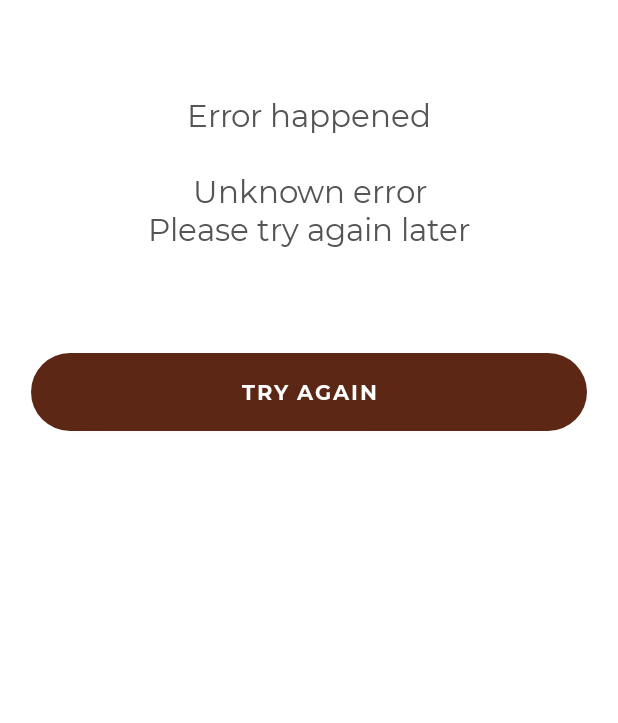
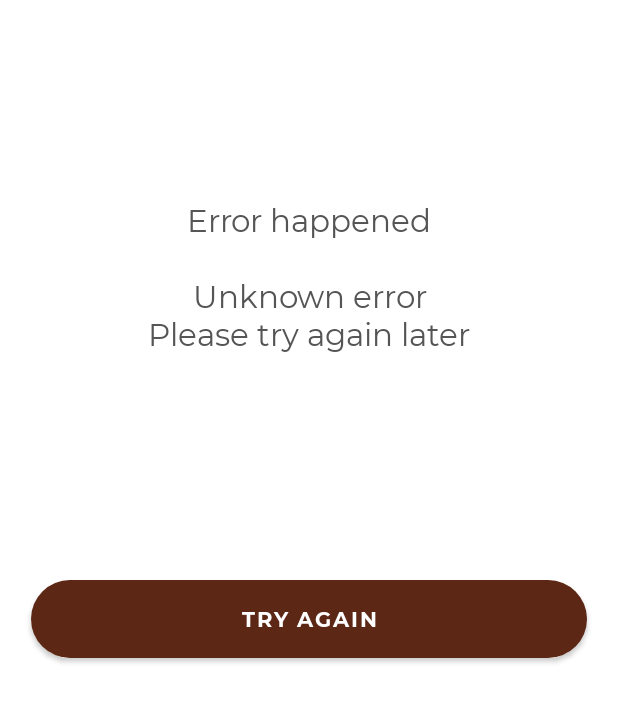
Before and after one commit to AlexSkvor/Lacker, an Android app: the layout view_placeholder_error.xml on its own in the app's theme, with its tools: preview values and no code run, on a phone screen of 412 x 824 dp, the part 475-1198 px from its top. Run offline under Robolectric (Android 15) with nearby library versions, the phone set to English and light mode, and no system bars.

Commit message:
Fix view_placeholder_error layout too long errors text

```diff
--- a/app/src/main/res/layout/view_placeholder_error.xml
+++ b/app/src/main/res/layout/view_placeholder_error.xml
@@ -22,11 +22,14 @@
         android:id="@+id/errorMessageText"
         style="@style/Text.Regular"
         android:layout_width="0dp"
-        android:layout_height="wrap_content"
+        android:layout_height="0dp"
         android:layout_marginHorizontal="@dimen/_16sdp"
-        android:layout_marginTop="@dimen/_48sdp"
+        android:layout_marginBottom="@dimen/_8sdp"
+        android:ellipsize="end"
+        android:maxLines="6"
         android:textColor="@color/textColorError"
         android:textSize="@dimen/_16ssp"
+        app:layout_constraintBottom_toTopOf="@id/retryOnErrorButton"
         app:layout_constraintEnd_toEndOf="parent"
         app:layout_constraintStart_toStartOf="parent"
         app:layout_constraintTop_toBottomOf="@id/logoImageError"
@@ -37,11 +40,11 @@
         style="@style/App.Button"
         android:layout_width="0dp"
         android:layout_height="wrap_content"
-        android:layout_marginTop="@dimen/_48sdp"
+        android:layout_marginBottom="@dimen/_48sdp"
         android:text="@string/defaultButtonRetry"
+        app:layout_constraintBottom_toBottomOf="parent"
         app:layout_constraintEnd_toEndOf="@id/errorMessageText"
-        app:layout_constraintStart_toStartOf="@id/errorMessageText"
-        app:layout_constraintTop_toBottomOf="@id/errorMessageText" />
+        app:layout_constraintStart_toStartOf="@id/errorMessageText" />
 
 
 </androidx.constraintlayout.widget.ConstraintLayout>
```
